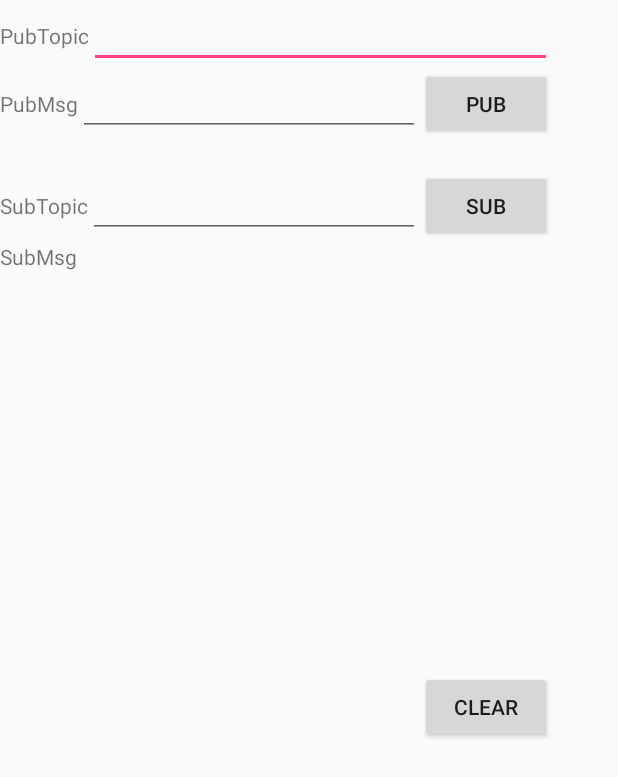
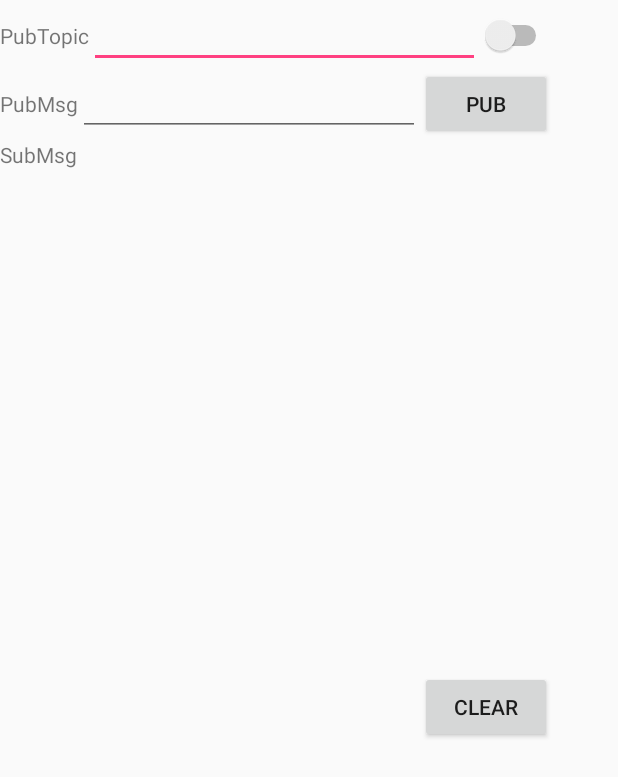
Before and after one commit to HerculesHu/Table_Garden, an Android app: the MainActivity screen opened directly, with no data from a screen before it, on a phone screen of 412 x 824 dp. Shown: the top 777 px of the screen. Run offline under Robolectric (Android 15) with nearby library versions, the phone set to English and light mode, and no system bars; libraries missing offline, so code that uses them is left out: org.eclipse.paho; 3 statements that could not run were skipped.

Commit message:
增加了连接与断开连接功能

```diff
--- a/TableGarden/app/build.gradle
+++ b/TableGarden/app/build.gradle
@@ -26,7 +26,7 @@ dependencies {
     })
     compile 'org.litepal.android:core:1.5.1'
     compile 'com.android.support:appcompat-v7:25.3.1'
-    compile 'org.eclipse.paho:org.eclipse.paho.client.mqttv3:1.1.0'
+    compile 'org.eclipse.paho:org.eclipse.paho.client.mqttv3:1.2.0'
     compile 'com.android.support.constraint:constraint-layout:1.0.2'
     testCompile 'junit:junit:4.12'
     compile 'cn.yipianfengye.android:zxing-library:2.1'
--- a/TableGarden/app/src/main/java/com/zucc/g3/hzy/myapplication/MainActivity.java
+++ b/TableGarden/app/src/main/java/com/zucc/g3/hzy/myapplication/MainActivity.java
@@ -7,7 +7,9 @@ import android.support.v7.app.AppCompatActivity;
 import android.os.Bundle;
 import android.view.View;
 import android.widget.Button;
+import android.widget.CompoundButton;
 import android.widget.EditText;
+import android.widget.Switch;
 import android.widget.TextView;
 import android.widget.Toast;
 
@@ -21,26 +23,30 @@ import org.eclipse.paho.client.mqttv3.MqttException;
 import org.eclipse.paho.client.mqttv3.MqttMessage;
 import org.eclipse.paho.client.mqttv3.persist.MemoryPersistence;
 
+import java.util.Timer;
+import java.util.TimerTask;
 
-public class MainActivity extends Activity  implements Button.OnClickListener{
 
-    private String host="127.0.0.1:1883";
-    private final static String username="";
-    private final static String password="";
+public class MainActivity extends Activity  implements Button.OnClickListener , CompoundButton.OnCheckedChangeListener{
+
+    private String HOST="127.0.0.1:1883";
+    private final static String USERNAME="";
+    private final static String PWD="";
     private String topic_pub="";
     private String topic_sub="";
 
-
+    private boolean swc=false;//保护开关是否开启
 
     private final static int CONNECTED=1;
     private final static int LOST=2;
     private final static int FAIL=3;
     private final static int RECEIVE=4;
 
-    private EditText pubTopic,pubMsg,subTopic;
+    private EditText pubTopic,pubMsg;
     private TextView subMsg;
-    private Button pubButton,subButton,clearButton;
+    private Button pubButton,clearButton;
     private MqttAsyncClient mqttClient;
+    private Switch switch_connect;
 
     @Override
     protected void onCreate(Bundle savedInstanceState) {
@@ -49,19 +55,21 @@ public class MainActivity extends Activity  implements Button.OnClickListener{
         Bundle bundle = this.getIntent().getExtras();
         topic_pub=bundle.getString("Pubtopic");
         topic_sub=bundle.getString("Subtopic");
-        host=bundle.getString("IP");
+        HOST=bundle.getString("IP");
+
+        switch_connect = (Switch) findViewById(R.id.sw_connect);
+        switch_connect.setOnCheckedChangeListener(this);
 
         pubTopic=(EditText)findViewById(R.id.pubTopic);
         pubMsg=(EditText)findViewById(R.id.pubMessage);
-        subTopic=(EditText)findViewById(R.id.subTopic);
+
         subMsg=(TextView)findViewById(R.id.submessage);
         pubButton=(Button)findViewById(R.id.pubButton);
-        subButton=(Button)findViewById(R.id.subButton);
+
         clearButton=(Button)findViewById(R.id.clearButton);
         pubButton.setOnClickListener(this);
-        subButton.setOnClickListener(this);
         clearButton.setOnClickListener(this);
-        connectBroker();
+
     }
 
     private Handler handler=new Handler(){
@@ -71,6 +79,7 @@ public class MainActivity extends Activity  implements Button.OnClickListener{
                 Toast.makeText(MainActivity.this,"连接成功",Toast.LENGTH_SHORT).show();
             }else if(msg.what==LOST){
                 Toast.makeText(MainActivity.this,"连接丢失，进行重连",Toast.LENGTH_SHORT).show();
+
             }else if(msg.what==FAIL){
                 Toast.makeText(MainActivity.this,"连接失败",Toast.LENGTH_SHORT).show();
             }else if(msg.what==RECEIVE){
@@ -80,6 +89,45 @@ public class MainActivity extends Activity  implements Button.OnClickListener{
         }
     };
 
+
+//滑块滑动
+    public void onCheckedChanged(CompoundButton buttonView, boolean isChecked) {
+        if (buttonView.getId()== R.id.sw_connect){
+            if(isChecked){
+                connectBroker();
+                swc=true;
+                delay_connector();
+            }
+            else{
+                Toast.makeText(MainActivity.this,"断开连接",Toast.LENGTH_SHORT).show();
+                try {
+                    mqttClient.disconnect();
+                    swc=false;
+                } catch (MqttException e) {
+                    e.printStackTrace();
+                }
+            }
+        }
+    }
+
+
+
+    //异步线程连接订阅mqtt消息
+    private void delay_connector() {
+        Timer timer=new Timer();
+        TimerTask task=new TimerTask(){
+            public void run(){
+                try {
+                    mqttClient.subscribe(topic_sub, 2);
+                } catch (MqttException e) {
+                    e.printStackTrace();
+                }
+            }
+        };
+        timer.schedule(task, 500);
+    }
+
+    //判断是否接收成功
     private IMqttActionListener mqttActionListener=new IMqttActionListener() {
         @Override
         public void onSuccess(IMqttToken asyncActionToken) {
@@ -99,6 +147,7 @@ public class MainActivity extends Activity  implements Button.OnClickListener{
         }
     };
 
+    ////创建mqtt监听
     private MqttCallback callback=new MqttCallback() {
         @Override
         public void connectionLost(Throwable cause) {
@@ -124,10 +173,11 @@ public class MainActivity extends Activity  implements Button.OnClickListener{
         }
     };
 
+
+    //mqtt事务处理中心
     private void connectBroker(){
         try {
-            mqttClient=new MqttAsyncClient("tcp://"+host,"ClientID"+Math.random(),new MemoryPersistence());
-//            mqttClient.connect(getOptions());
+            mqttClient=new MqttAsyncClient("tcp://"+HOST,"ClientID"+Math.random(),new MemoryPersistence());
             mqttClient.connect(getOptions(),null,mqttActionListener);
             mqttClient.setCallback(callback);
         } catch (MqttException e) {
@@ -135,13 +185,15 @@ public class MainActivity extends Activity  implements Button.OnClickListener{
         }
     }
 
+
+    //配置mqtt长连接
     private MqttConnectOptions getOptions(){
-
         MqttConnectOptions options = new MqttConnectOptions();
         options.setCleanSession(true);//重连不保持状态
-        if(username!=null&&username.length()>0&&password!=null&&password.length()>0){
-            options.setUserName(username);//设置服务器账号密码
-            options.setPassword(password.toCharArray());
+        //如果需要设置mqtt数据用户名和密码
+        if(USERNAME!=null&&USERNAME.length()>0&&PWD!=null&&PWD.length()>0){
+            options.setUserName(USERNAME);//设置服务器账号密码
+            options.setPassword(PWD.toCharArray());
         }
         options.setConnectionTimeout(10);//设置连接超时时间
         options.setKeepAliveInterval(30);//设置保持活动时间，超过时间没有消息收发将会触发ping消息确认
@@ -160,15 +212,6 @@ public class MainActivity extends Activity  implements Button.OnClickListener{
                 }
             }
         }
-        else if(v==subButton) {
-            if (subTopic.getText().toString().length() > 0) {
-                try {
-                    mqttClient.subscribe(topic_sub, 2);
-                } catch (MqttException e) {
-                    e.printStackTrace();
-                }
-            }
-        }
         else if(v==clearButton){
             subMsg.setText("");
         }
--- a/TableGarden/app/src/main/res/layout/activity_main.xml
+++ b/TableGarden/app/src/main/res/layout/activity_main.xml
@@ -21,7 +21,12 @@ tools:context="com.zucc.g3.hzy.myapplication.MainActivity">
         android:layout_height="wrap_content"
         android:id="@+id/pubTopic"
         android:lines="1"
-        android:layout_weight="1"/>
+        android:layout_weight="0.76"/>
+    <Switch
+        android:id="@+id/sw_connect"
+        android:layout_width="wrap_content"
+        android:layout_height="wrap_content"
+       />
 
 </LinearLayout>
 
@@ -45,27 +50,7 @@ tools:context="com.zucc.g3.hzy.myapplication.MainActivity">
         android:id="@+id/pubButton"
         android:text="pub"/>
 </LinearLayout>
-<LinearLayout
-    android:layout_width="match_parent"
-    android:layout_height="wrap_content"
-    android:layout_marginTop="20dp"
-    android:orientation="horizontal">
-    <TextView
-        android:layout_width="wrap_content"
-        android:layout_height="wrap_content"
-        android:text="SubTopic"/>
-    <EditText
-        android:layout_width="wrap_content"
-        android:layout_height="wrap_content"
-        android:id="@+id/subTopic"
-        android:lines="1"
-        android:layout_weight="1"/>
-    <Button
-        android:layout_width="wrap_content"
-        android:layout_height="wrap_content"
-        android:id="@+id/subButton"
-        android:text="sub"/>
-</LinearLayout>
+
 <LinearLayout
     android:layout_width="match_parent"
     android:layout_height="wrap_content"
```
